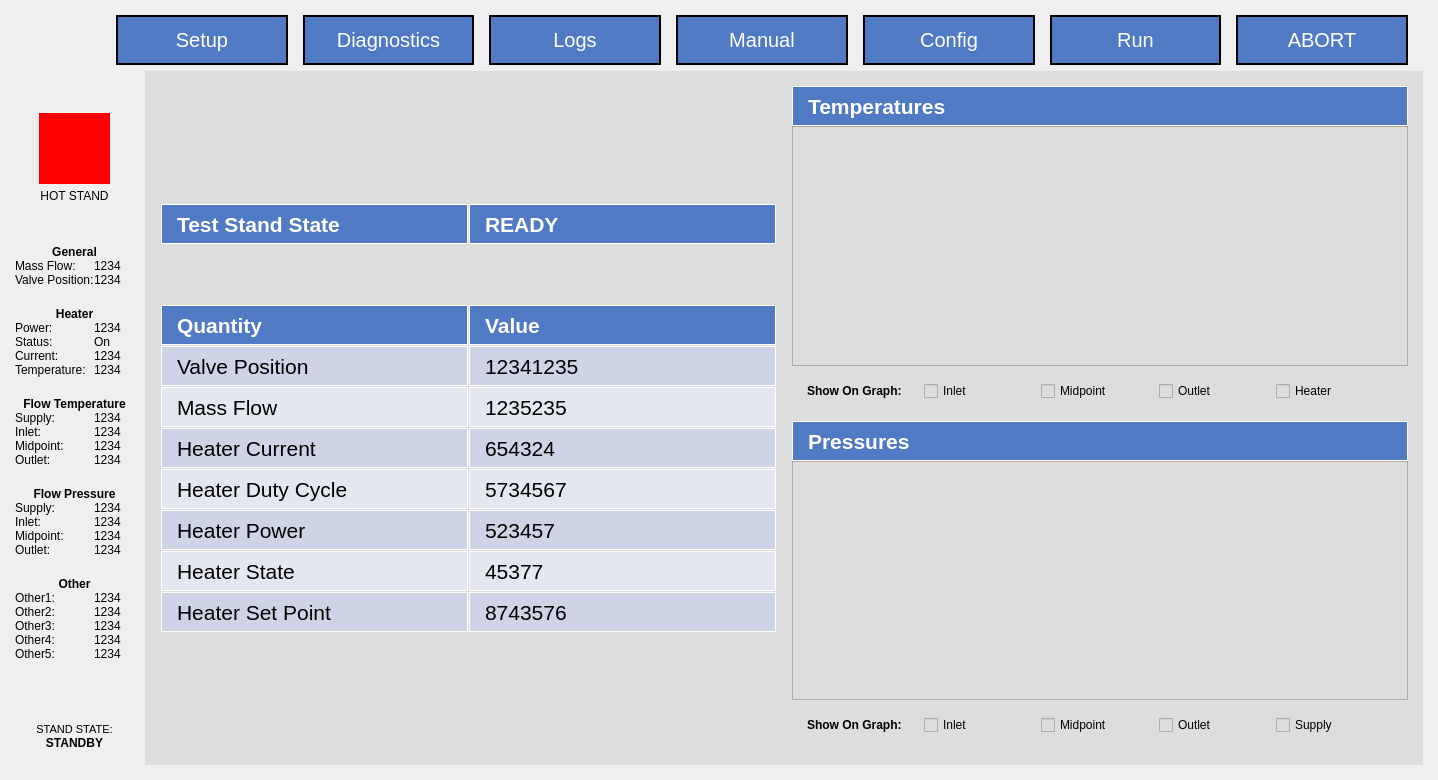
First picture: the form in App/UI/QT5_Generated_UI.ui, repository osuntp/ntp, before the edit.
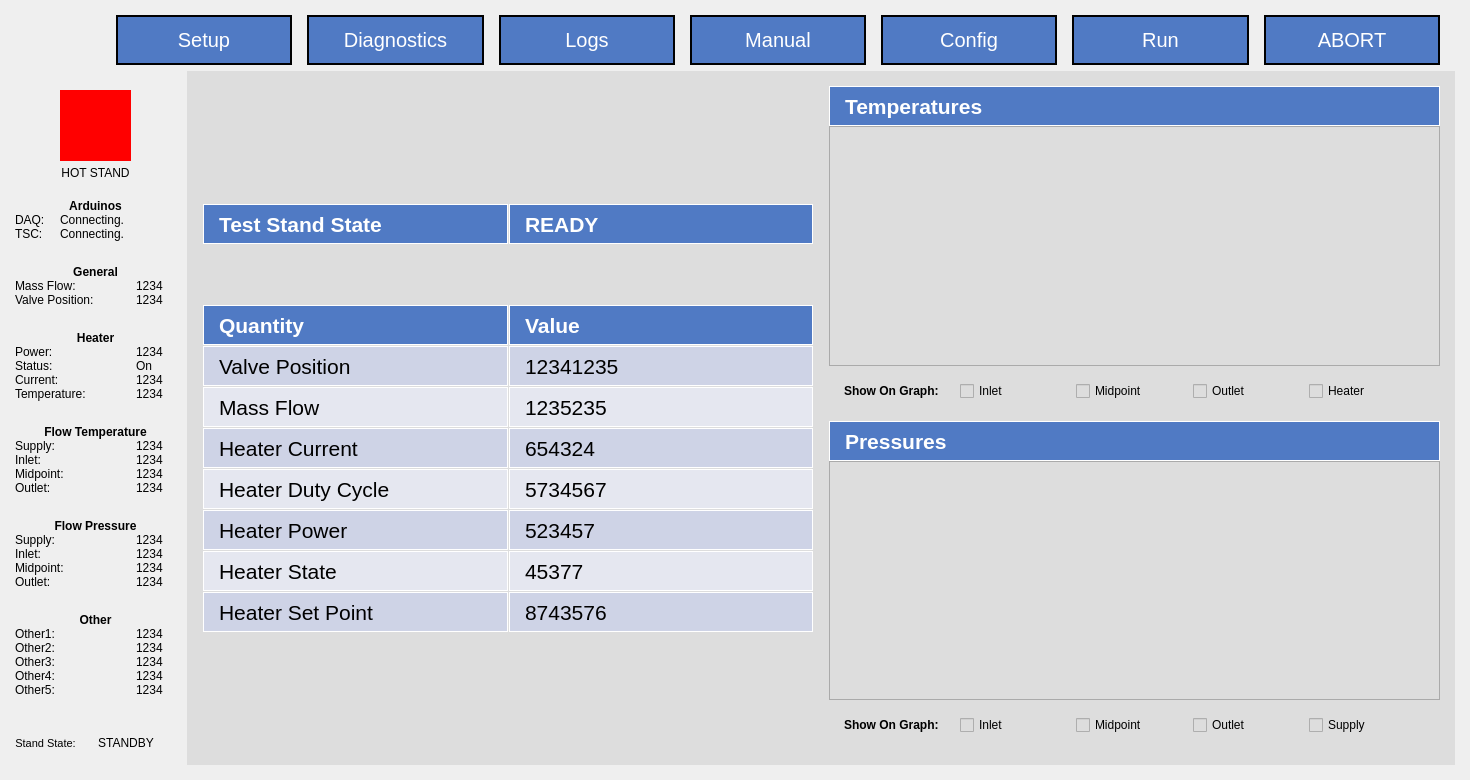
Second picture: the form after the edit. Custom widgets are drawn as their Qt base class.

Commit message: Added arduino status to sidebar.

Diff of the .ui file:
```diff
--- a/App/UI/QT5_Generated_UI.ui
+++ b/App/UI/QT5_Generated_UI.ui
@@ -6,7 +6,7 @@
    <rect>
     <x>0</x>
     <y>0</y>
-    <width>1438</width>
+    <width>1470</width>
     <height>780</height>
    </rect>
   </property>
@@ -334,18 +334,34 @@
          <number>0</number>
         </property>
         <item>
-         <spacer name="verticalSpacer_4">
+         <spacer name="verticalSpacer_2">
           <property name="orientation">
            <enum>Qt::Vertical</enum>
           </property>
           <property name="sizeHint" stdset="0">
            <size>
-            <width>10</width>
+            <width>20</width>
             <height>0</height>
            </size>
           </property>
          </spacer>
         </item>
+        <item>
+         <spacer name="verticalSpacer_33">
+          <property name="orientation">
+           <enum>Qt::Vertical</enum>
+          </property>
+          <property name="sizeType">
+           <enum>QSizePolicy::MinimumExpanding</enum>
+          </property>
+          <property name="sizeHint" stdset="0">
+           <size>
+            <width>20</width>
+            <height>15</height>
+           </size>
+          </property>
+         </spacer>
+        </item>
         <item>
          <layout class="QHBoxLayout" name="horizontalLayout_12">
           <property name="spacing">
@@ -366,7 +382,7 @@
           <item>
            <widget class="QWidget" name="side_bar_hot_stand_status" native="true">
             <property name="sizePolicy">
-             <sizepolicy hsizetype="Fixed" vsizetype="Fixed">
+             <sizepolicy hsizetype="Minimum" vsizetype="Minimum">
               <horstretch>0</horstretch>
               <verstretch>0</verstretch>
              </sizepolicy>
@@ -379,8 +395,8 @@
             </property>
             <property name="maximumSize">
              <size>
-              <width>70</width>
-              <height>70</height>
+              <width>71</width>
+              <height>71</height>
              </size>
             </property>
             <property name="styleSheet">
@@ -422,15 +438,143 @@
           </property>
          </widget>
         </item>
+        <item>
+         <spacer name="verticalSpacer_34">
+          <property name="orientation">
+           <enum>Qt::Vertical</enum>
+          </property>
+          <property name="sizeType">
+           <enum>QSizePolicy::Fixed</enum>
+          </property>
+          <property name="sizeHint" stdset="0">
+           <size>
+            <width>20</width>
+            <height>15</height>
+           </size>
+          </property>
+         </spacer>
+        </item>
         <item>
          <spacer name="verticalSpacer">
           <property name="orientation">
            <enum>Qt::Vertical</enum>
           </property>
+          <property name="sizeType">
+           <enum>QSizePolicy::Expanding</enum>
+          </property>
           <property name="sizeHint" stdset="0">
            <size>
             <width>20</width>
-            <height>40</height>
+            <height>0</height>
+           </size>
+          </property>
+         </spacer>
+        </item>
+        <item>
+         <widget class="QLabel" name="label_43">
+          <property name="font">
+           <font>
+            <weight>75</weight>
+            <bold>true</bold>
+           </font>
+          </property>
+          <property name="text">
+           <string>Arduinos</string>
+          </property>
+          <property name="alignment">
+           <set>Qt::AlignCenter</set>
+          </property>
+         </widget>
+        </item>
+        <item>
+         <layout class="QGridLayout" name="gridLayout_8">
+          <property name="leftMargin">
+           <number>0</number>
+          </property>
+          <property name="topMargin">
+           <number>0</number>
+          </property>
+          <property name="rightMargin">
+           <number>0</number>
+          </property>
+          <property name="bottomMargin">
+           <number>20</number>
+          </property>
+          <item row="1" column="1">
+           <widget class="QLabel" name="sidebar_tsc_status">
+            <property name="minimumSize">
+             <size>
+              <width>0</width>
+              <height>13</height>
+             </size>
+            </property>
+            <property name="text">
+             <string>Connecting.</string>
+            </property>
+           </widget>
+          </item>
+          <item row="0" column="0">
+           <widget class="QLabel" name="label_34">
+            <property name="minimumSize">
+             <size>
+              <width>0</width>
+              <height>13</height>
+             </size>
+            </property>
+            <property name="maximumSize">
+             <size>
+              <width>45</width>
+              <height>16777215</height>
+             </size>
+            </property>
+            <property name="text">
+             <string>DAQ:</string>
+            </property>
+           </widget>
+          </item>
+          <item row="1" column="0">
+           <widget class="QLabel" name="label_39">
+            <property name="minimumSize">
+             <size>
+              <width>0</width>
+              <height>13</height>
+             </size>
+            </property>
+            <property name="maximumSize">
+             <size>
+              <width>45</width>
+              <height>16777215</height>
+             </size>
+            </property>
+            <property name="text">
+             <string>TSC:</string>
+            </property>
+           </widget>
+          </item>
+          <item row="0" column="1">
+           <widget class="QLabel" name="sidebar_daq_status">
+            <property name="minimumSize">
+             <size>
+              <width>0</width>
+              <height>13</height>
+             </size>
+            </property>
+            <property name="text">
+             <string>Connecting.</string>
+            </property>
+           </widget>
+          </item>
+         </layout>
+        </item>
+        <item>
+         <spacer name="verticalSpacer_3">
+          <property name="orientation">
+           <enum>Qt::Vertical</enum>
+          </property>
+          <property name="sizeHint" stdset="0">
+           <size>
+            <width>20</width>
+            <height>0</height>
            </size>
           </property>
          </spacer>
@@ -470,7 +614,7 @@
             <property name="minimumSize">
              <size>
               <width>77</width>
-              <height>0</height>
+              <height>13</height>
              </size>
             </property>
             <property name="font">
@@ -492,7 +636,7 @@
             <property name="minimumSize">
              <size>
               <width>40</width>
-              <height>0</height>
+              <height>13</height>
              </size>
             </property>
             <property name="maximumSize">
@@ -511,7 +655,7 @@
             <property name="minimumSize">
              <size>
               <width>40</width>
-              <height>0</height>
+              <height>13</height>
              </size>
             </property>
             <property name="maximumSize">
@@ -530,7 +674,7 @@
             <property name="minimumSize">
              <size>
               <width>77</width>
-              <height>0</height>
+              <height>13</height>
              </size>
             </property>
             <property name="font">
@@ -549,6 +693,19 @@
           </item>
          </layout>
         </item>
+        <item>
+         <spacer name="verticalSpacer_4">
+          <property name="orientation">
+           <enum>Qt::Vertical</enum>
+          </property>
+          <property name="sizeHint" stdset="0">
+           <size>
+            <width>20</width>
+            <height>0</height>
+           </size>
+          </property>
+         </spacer>
+        </item>
         <item>
          <widget class="QLabel" name="label_37">
           <property name="font">
@@ -581,6 +738,12 @@
           </property>
           <item row="0" column="0">
            <widget class="QLabel" name="label_38">
+            <property name="minimumSize">
+             <size>
+              <width>0</width>
+              <height>13</height>
+             </size>
+            </property>
             <property name="text">
              <string>Power:</string>
             </property>
@@ -591,7 +754,7 @@
             <property name="minimumSize">
              <size>
               <width>40</width>
-              <height>0</height>
+              <height>13</height>
              </size>
             </property>
             <property name="maximumSize">
@@ -607,6 +770,12 @@
           </item>
           <item row="2" column="0">
            <widget class="QLabel" name="label_42">
+            <property name="minimumSize">
+             <size>
+              <width>0</width>
+              <height>13</height>
+             </size>
+            </property>
             <property name="text">
              <string>Current:</string>
             </property>
@@ -617,7 +786,7 @@
             <property name="minimumSize">
              <size>
               <width>40</width>
-              <height>0</height>
+              <height>13</height>
              </size>
             </property>
             <property name="maximumSize">
@@ -633,6 +802,12 @@
           </item>
           <item row="1" column="0">
            <widget class="QLabel" name="label_40">
+            <property name="minimumSize">
+             <size>
+              <width>0</width>
+              <height>13</height>
+             </size>
+            </property>
             <property name="text">
              <string>Status:</string>
             </property>
@@ -643,7 +818,7 @@
             <property name="minimumSize">
              <size>
               <width>40</width>
-              <height>0</height>
+              <height>13</height>
              </size>
             </property>
             <property name="maximumSize">
@@ -662,7 +837,7 @@
             <property name="minimumSize">
              <size>
               <width>77</width>
-              <height>0</height>
+              <height>13</height>
              </size>
             </property>
             <property name="text">
@@ -675,7 +850,7 @@
             <property name="minimumSize">
              <size>
               <width>40</width>
-              <height>0</height>
+              <height>13</height>
              </size>
             </property>
             <property name="maximumSize">
@@ -691,6 +866,19 @@
           </item>
          </layout>
         </item>
+        <item>
+         <spacer name="verticalSpacer_23">
+          <property name="orientation">
+           <enum>Qt::Vertical</enum>
+          </property>
+          <property name="sizeHint" stdset="0">
+           <size>
+            <width>20</width>
+            <height>0</height>
+           </size>
+          </property>
+         </spacer>
+        </item>
         <item>
          <widget class="QLabel" name="label_47">
           <property name="font">
@@ -726,7 +914,7 @@
             <property name="minimumSize">
              <size>
               <width>40</width>
-              <height>0</height>
+              <height>13</height>
              </size>
             </property>
             <property name="maximumSize">
@@ -742,6 +930,12 @@
           </item>
           <item row="2" column="0">
            <widget class="QLabel" name="label_52">
+            <property name="minimumSize">
+             <size>
+              <width>0</width>
+              <height>13</height>
+             </size>
+            </property>
             <property name="text">
              <string>Midpoint:</string>
             </property>
@@ -749,6 +943,12 @@
           </item>
           <item row="1" column="0">
            <widget class="QLabel" name="label_50">
+            <property name="minimumSize">
+             <size>
+              <width>0</width>
+              <height>13</height>
+             </size>
+            </property>
             <property name="text">
              <string>Inlet:</string>
             </property>
@@ -759,7 +959,7 @@
             <property name="minimumSize">
              <size>
               <width>40</width>
-              <height>0</height>
+              <height>13</height>
              </size>
             </property>
             <property name="maximumSize">
@@ -778,7 +978,7 @@
             <property name="minimumSize">
              <size>
               <width>77</width>
-              <height>0</height>
+              <height>13</height>
              </size>
             </property>
             <property name="text">
@@ -791,7 +991,7 @@
             <property name="minimumSize">
              <size>
               <width>40</width>
-              <height>0</height>
+              <height>13</height>
              </size>
             </property>
             <property name="maximumSize">
@@ -807,6 +1007,12 @@
           </item>
           <item row="3" column="0">
            <widget class="QLabel" name="label_54">
+            <property name="minimumSize">
+             <size>
+              <width>0</width>
+              <height>13</height>
+             </size>
+            </property>
             <property name="text">
              <string>Outlet:</string>
             </property>
@@ -817,7 +1023,7 @@
             <property name="minimumSize">
              <size>
               <width>40</width>
-              <height>0</height>
+              <height>13</height>
              </size>
             </property>
             <property name="maximumSize">
@@ -833,6 +1039,19 @@
           </item>
          </layout>
         </item>
+        <item>
+         <spacer name="verticalSpacer_24">
+          <property name="orientation">
+           <enum>Qt::Vertical</enum>
+          </property>
+          <property name="sizeHint" stdset="0">
+           <size>
+            <width>20</width>
+            <height>0</height>
+           </size>
+          </property>
+         </spacer>
+        </item>
         <item>
          <widget class="QLabel" name="label_57">
           <property name="font">
@@ -865,6 +1084,12 @@
           </property>
           <item row="1" column="0">
            <widget class="QLabel" name="label_61">
+            <property name="minimumSize">
+             <size>
+              <width>0</width>
+              <height>13</height>
+             </size>
+            </property>
             <property name="text">
              <string>Inlet:</string>
             </property>
@@ -875,7 +1100,7 @@
             <property name="minimumSize">
              <size>
               <width>77</width>
-              <height>0</height>
+              <height>13</height>
              </size>
             </property>
             <property name="text">
@@ -888,7 +1113,7 @@
             <property name="minimumSize">
              <size>
               <width>40</width>
-              <height>0</height>
+              <height>13</height>
              </size>
             </property>
             <property name="maximumSize">
@@ -907,7 +1132,7 @@
             <property name="minimumSize">
              <size>
               <width>40</width>
-              <height>0</height>
+              <height>13</height>
              </size>
             </property>
             <property name="maximumSize">
@@ -923,6 +1148,12 @@
           </item>
           <item row="2" column="0">
            <widget class="QLabel" name="label_63">
+            <property name="minimumSize">
+             <size>
+              <width>0</width>
+              <height>13</height>
+             </size>
+            </property>
             <property name="text">
              <string>Midpoint:</string>
             </property>
@@ -933,7 +1164,7 @@
             <property name="minimumSize">
              <size>
               <width>40</width>
-              <height>0</height>
+              <height>13</height>
              </size>
             </property>
             <property name="maximumSize">
@@ -949,6 +1180,12 @@
           </item>
           <item row="3" column="0">
            <widget class="QLabel" name="label_65">
+            <property name="minimumSize">
+             <size>
+              <width>0</width>
+              <height>13</height>
+             </size>
+            </property>
             <property name="text">
              <string>Outlet:</string>
             </property>
@@ -959,7 +1196,7 @@
             <property name="minimumSize">
              <size>
               <width>40</width>
-              <height>0</height>
+              <height>13</height>
              </size>
             </property>
             <property name="maximumSize">
@@ -975,6 +1212,19 @@
           </item>
          </layout>
         </item>
+        <item>
+         <spacer name="verticalSpacer_31">
+          <property name="orientation">
+           <enum>Qt::Vertical</enum>
+          </property>
+          <property name="sizeHint" stdset="0">
+           <size>
+            <width>20</width>
+            <height>0</height>
+           </size>
+          </property>
+         </spacer>
+        </item>
         <item>
          <widget class="QLabel" name="label_69">
           <property name="font">
@@ -1007,7 +1257,7 @@
             <property name="minimumSize">
              <size>
               <width>40</width>
-              <height>0</height>
+              <height>13</height>
              </size>
             </property>
             <property name="maximumSize">
@@ -1026,7 +1276,26 @@
             <property name="minimumSize">
              <size>
               <width>40</width>
-              <height>0</height>
+              <height>13</height>
+             </size>
+            </property>
+            <property name="maximumSize">
+             <size>
+              <width>40</width>
+              <height>16777215</height>
+             </size>
+            </property>
+            <property name="text">
+             <string>1234</string>
+            </property>
+           </widget>
+          </item>
+          <item row="4" column="1">
+           <widget class="QLabel" name="sidebar_other5">
+            <property name="minimumSize">
+             <size>
+              <width>40</width>
+              <height>13</height>
              </size>
             </property>
             <property name="maximumSize">
@@ -1045,7 +1314,7 @@
             <property name="minimumSize">
              <size>
               <width>77</width>
-              <height>0</height>
+              <height>13</height>
              </size>
             </property>
             <property name="text">
@@ -1058,7 +1327,7 @@
             <property name="minimumSize">
              <size>
               <width>77</width>
-              <height>0</height>
+              <height>13</height>
              </size>
             </property>
             <property name="text">
@@ -1071,7 +1340,7 @@
             <property name="minimumSize">
              <size>
               <width>40</width>
-              <height>0</height>
+              <height>13</height>
              </size>
             </property>
             <property name="maximumSize">
@@ -1085,12 +1354,25 @@
             </property>
            </widget>
           </item>
+          <item row="4" column="0">
+           <widget class="QLabel" name="sidebar_other5_name">
+            <property name="minimumSize">
+             <size>
+              <width>77</width>
+              <height>13</height>
+             </size>
+            </property>
+            <property name="text">
+             <string>Other5:</string>
+            </property>
+           </widget>
+          </item>
           <item row="0" column="0">
            <widget class="QLabel" name="sidebar_other1_name">
             <property name="minimumSize">
              <size>
               <width>77</width>
-              <height>0</height>
+              <height>13</height>
              </size>
             </property>
             <property name="text">
@@ -1103,7 +1385,7 @@
             <property name="minimumSize">
              <size>
               <width>40</width>
-              <height>0</height>
+              <height>13</height>
              </size>
             </property>
             <property name="maximumSize">
@@ -1122,7 +1404,7 @@
             <property name="minimumSize">
              <size>
               <width>77</width>
-              <height>0</height>
+              <height>13</height>
              </size>
             </property>
             <property name="text">
@@ -1130,83 +1412,76 @@
             </property>
            </widget>
           </item>
-          <item row="4" column="0">
-           <widget class="QLabel" name="sidebar_other5_name">
-            <property name="minimumSize">
-             <size>
-              <width>77</width>
-              <height>0</height>
-             </size>
-            </property>
-            <property name="text">
-             <string>Other5:</string>
-            </property>
-           </widget>
-          </item>
-          <item row="4" column="1">
-           <widget class="QLabel" name="sidebar_other5">
-            <property name="minimumSize">
-             <size>
-              <width>40</width>
-              <height>0</height>
-             </size>
-            </property>
-            <property name="maximumSize">
-             <size>
-              <width>40</width>
-              <height>16777215</height>
-             </size>
-            </property>
-            <property name="text">
-             <string>1234</string>
-            </property>
-           </widget>
-          </item>
          </layout>
         </item>
         <item>
-         <spacer name="verticalSpacer_2">
+         <spacer name="verticalSpacer_32">
           <property name="orientation">
            <enum>Qt::Vertical</enum>
           </property>
           <property name="sizeHint" stdset="0">
            <size>
             <width>20</width>
-            <height>40</height>
+            <height>0</height>
            </size>
           </property>
          </spacer>
         </item>
         <item>
-         <widget class="QLabel" name="label_4">
-          <property name="font">
-           <font>
-            <pointsize>8</pointsize>
-           </font>
+         <layout class="QGridLayout" name="gridLayout_9">
+          <property name="leftMargin">
+           <number>0</number>
           </property>
-          <property name="text">
-           <string>STAND STATE:</string>
+          <property name="topMargin">
+           <number>15</number>
           </property>
-          <property name="alignment">
-           <set>Qt::AlignCenter</set>
+          <property name="rightMargin">
+           <number>0</number>
           </property>
-         </widget>
-        </item>
-        <item>
-         <widget class="QLabel" name="side_bar_state_status">
-          <property name="font">
-           <font>
-            <weight>75</weight>
-            <bold>true</bold>
-           </font>
-          </property>
-          <property name="text">
-           <string>STANDBY</string>
-          </property>
-          <property name="alignment">
-           <set>Qt::AlignCenter</set>
-          </property>
-         </widget>
+          <item row="0" column="0">
+           <widget class="QLabel" name="label_4">
+            <property name="minimumSize">
+             <size>
+              <width>0</width>
+              <height>13</height>
+             </size>
+            </property>
+            <property name="font">
+             <font>
+              <pointsize>8</pointsize>
+             </font>
+            </property>
+            <property name="text">
+             <string>Stand State:</string>
+            </property>
+            <property name="alignment">
+             <set>Qt::AlignCenter</set>
+            </property>
+           </widget>
+          </item>
+          <item row="0" column="1">
+           <widget class="QLabel" name="side_bar_state_status">
+            <property name="minimumSize">
+             <size>
+              <width>100</width>
+              <height>13</height>
+             </size>
+            </property>
+            <property name="font">
+             <font>
+              <weight>50</weight>
+              <bold>false</bold>
+             </font>
+            </property>
+            <property name="text">
+             <string>STANDBY</string>
+            </property>
+            <property name="alignment">
+             <set>Qt::AlignCenter</set>
+            </property>
+           </widget>
+          </item>
+         </layout>
         </item>
         <item>
          <spacer name="verticalSpacer_6">
```
The commit also changes 4 other files.
